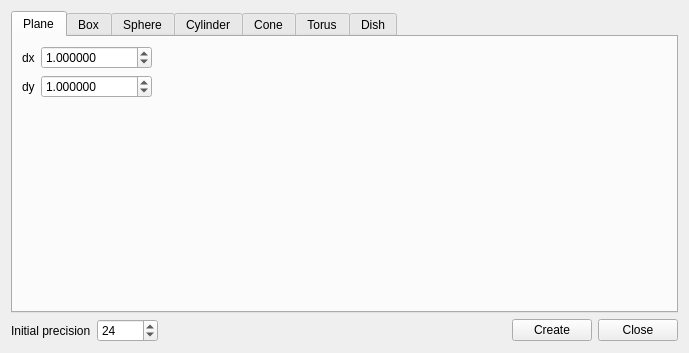
Above: qCC/ui_templates/primitiveFactoryDlg.ui from CloudCompare/CloudCompare before the change. Below: the same form after it.
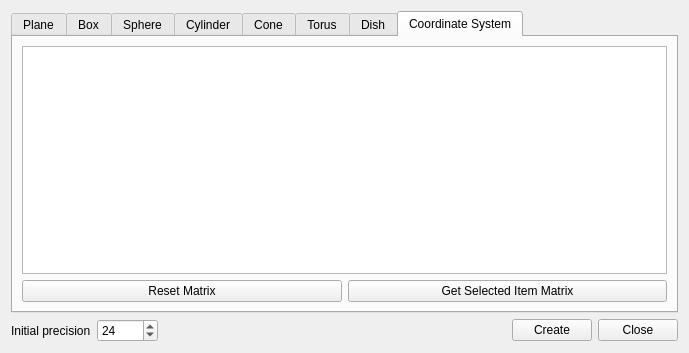
That is the form after the change. The open tabs and pages were chosen to show the change. Icons and pictures are not drawn.

Commit message: Add ccCoordinateSystem to primitive factory

```diff
--- a/qCC/ui_templates/primitiveFactoryDlg.ui
+++ b/qCC/ui_templates/primitiveFactoryDlg.ui
@@ -934,6 +934,41 @@
        </item>
       </layout>
      </widget>
+     <widget class="QWidget" name="coordinateSystemTab">
+      <attribute name="title">
+       <string>Coordinate System</string>
+      </attribute>
+      <layout class="QGridLayout" name="gridLayout_14">
+       <item row="0" column="0">
+        <layout class="QVBoxLayout" name="verticalLayout_3">
+         <item>
+          <widget class="QPlainTextEdit" name="csMatrixTextEdit"/>
+         </item>
+        </layout>
+       </item>
+       <item row="1" column="0">
+        <layout class="QHBoxLayout" name="horizontalLayout_4">
+         <item>
+          <widget class="QPushButton" name="csClearMatrixButton">
+           <property name="text">
+            <string>Reset Matrix</string>
+           </property>
+          </widget>
+         </item>
+         <item>
+          <widget class="QPushButton" name="csSetMatrixBasedOnSelectedObjectButton">
+           <property name="toolTip">
+            <string>&lt;html&gt;&lt;head/&gt;&lt;body&gt;&lt;p&gt;Select an item in the DB Tree&lt;/p&gt;&lt;/body&gt;&lt;/html&gt;</string>
+           </property>
+           <property name="text">
+            <string>Get Selected Item Matrix</string>
+           </property>
+          </widget>
+         </item>
+        </layout>
+       </item>
+      </layout>
+     </widget>
     </widget>
    </item>
    <item>
```
Left out of the diff: 2 changed lines with no effect on the pictures. The commit also changes 2 other files.
